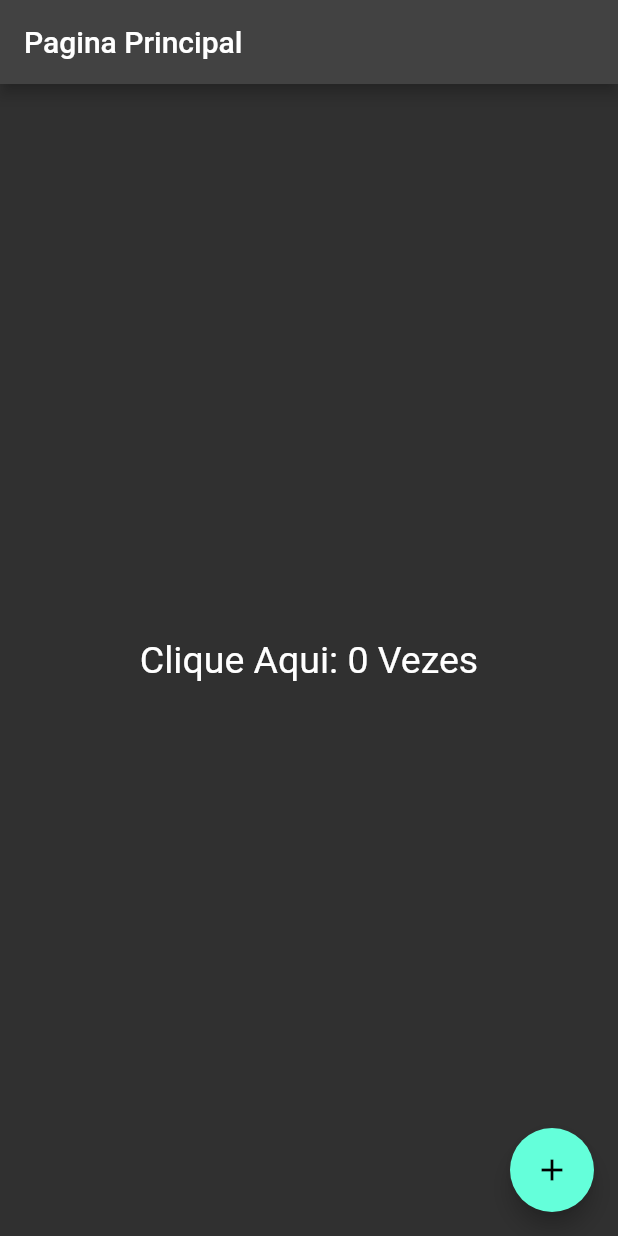
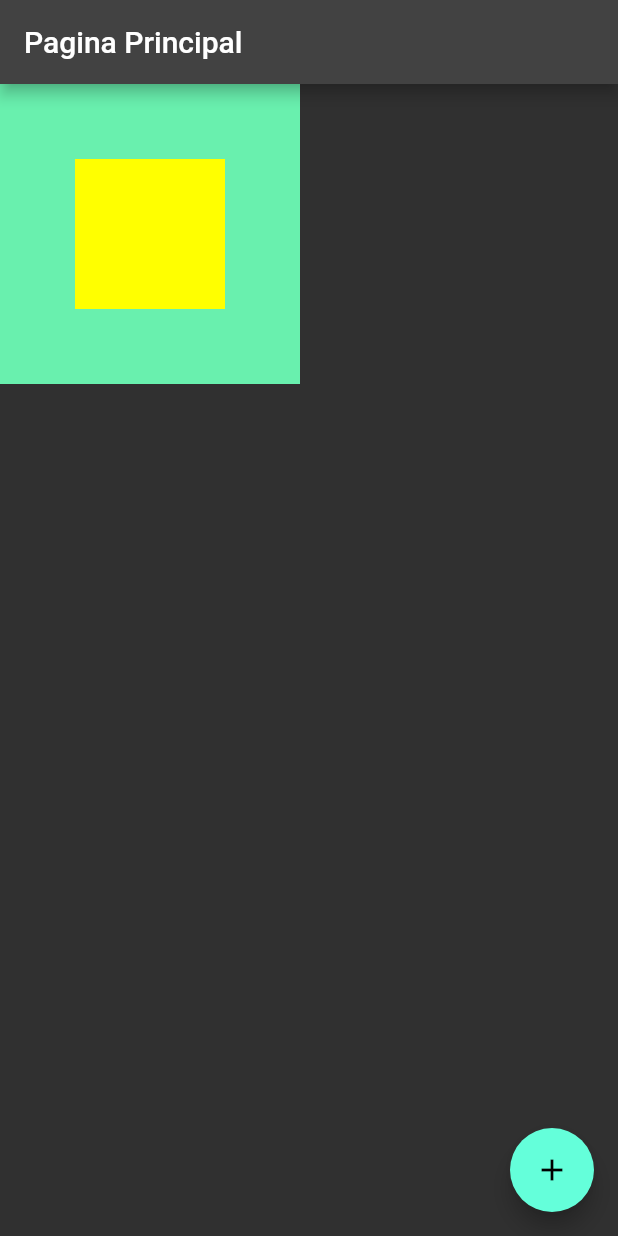
Before and after one commit to CarlosViniMSouza/MyAppTestFlutter, a Flutter app: the screen it shows after launch, on a phone screen of 412 x 824 dp. Run offline on Flutter 3.47's test engine with Material 2 defaults, Android fonts, the phone set to English and light mode, and no system bars.

Commit message:
multi-render doing

```diff
--- a/lib/home_page.dart
+++ b/lib/home_page.dart
@@ -16,16 +16,19 @@ class HomePgState extends State<HomePg> {
       appBar: AppBar(
         title: Text('Pagina Principal'),
       ),
-      body: Center(child: GestureDetector(
-        child: Text('Clique Aqui: $counter Vezes',
-        style: TextStyle(fontSize: 25)),
-        onTap: () {
-          setState(() {
-            counter++;
-            print(counter);
-          });
-        },
-      )),
+      body: Container(
+        height: 200,
+        width: 200,
+        color: Colors.greenAccent,
+        child: Align(
+          alignment: Alignment.center,
+          child: Container(
+          height: 100,
+          width: 100,
+          color: Colors.yellowAccent,
+          ),
+        ),
+      ),
       floatingActionButton: FloatingActionButton(
         child: Icon(Icons.add),
         onPressed: () {
```
